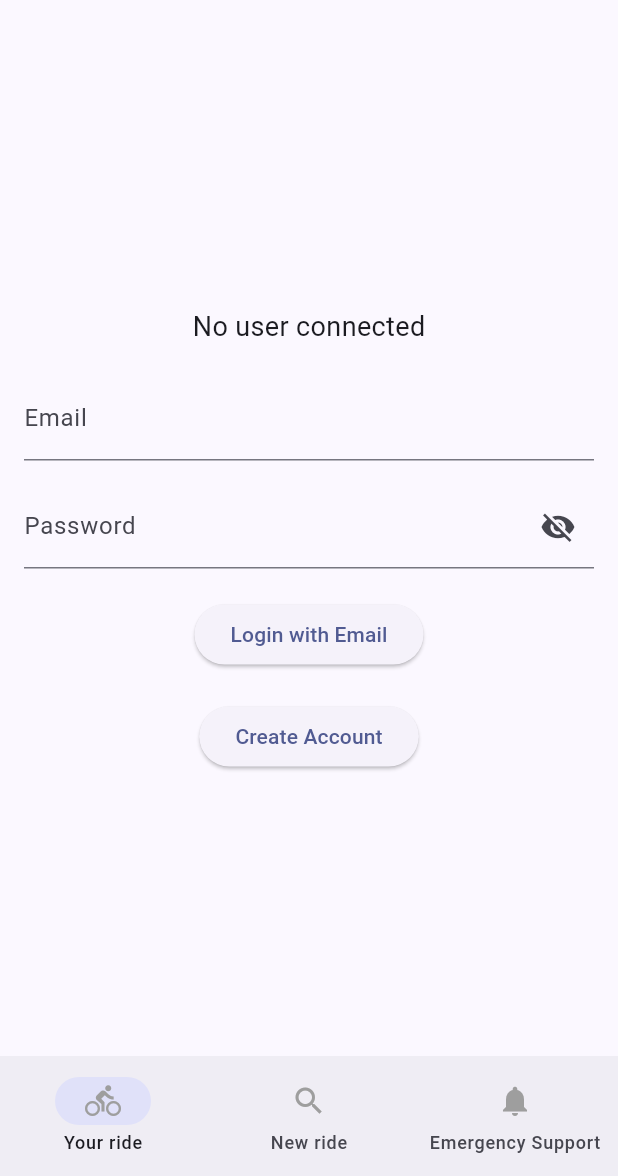
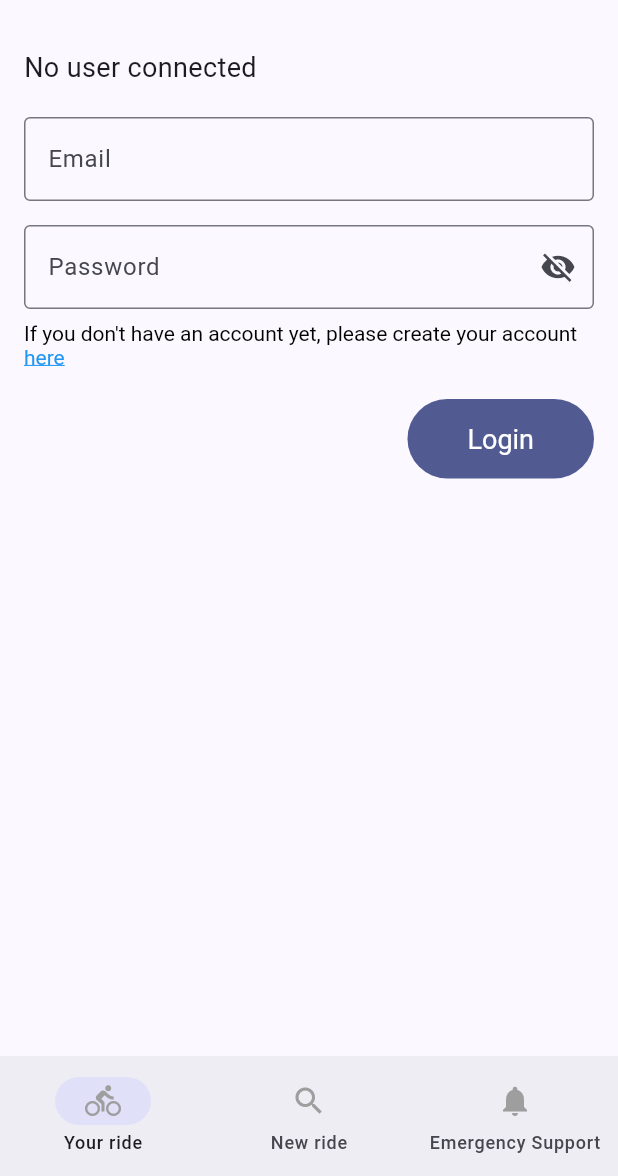
Before and after one commit to davidmarsoni/64-51-Mobile-Dev-Group1, a Flutter app: the screen it shows after launch, after a tap on "Login", on a phone screen of 412 x 824 dp, the part 60-1236 px from its top. Run offline on Flutter 3.47's test engine with Material 3 defaults, Android fonts, the phone set to English and light mode, and no system bars; our stand-ins replace firebase_auth, firebase_core, flutter_svg; accounts and stored records are empty.

Commit message:
Modify the login page and update the navigation page - Add a logout button when the user is already login - Update the login style - Update the navigation bar so it disables itself automatically.

```diff
--- a/lib/src/auth/login/login_page.dart
+++ b/lib/src/auth/login/login_page.dart
@@ -1,8 +1,10 @@
 import 'package:firebase_auth/firebase_auth.dart';
+import 'package:flutter/gestures.dart';
 import 'package:flutter/material.dart';
 import 'package:valais_roll/src/auth/create_account/create_account_page.dart';
 import 'package:valais_roll/src/services/auth_service.dart';
 import 'package:valais_roll/src/widgets/base_page.dart';
+import 'package:valais_roll/src/widgets/button.dart';
 
 class LoginPage extends StatefulWidget {
   const LoginPage({super.key});
@@ -19,6 +21,7 @@ class _LoginPageState extends State<LoginPage> {
 
   User? _currentUser;
   bool _passwordVisible = false;
+  String? passwordError;
 
   @override
   void initState() {
@@ -65,6 +68,16 @@ class _LoginPageState extends State<LoginPage> {
     );
   }
 
+  String? _validatePassword(String value) {
+    if (value.isEmpty) {
+      return 'Please enter your password';
+    }
+    if (value.length < 6) {
+      return 'Password must be at least 6 characters long';
+    }
+    return null;
+  }
+
   @override
   Widget build(BuildContext context) {
     return BasePage(
@@ -73,23 +86,42 @@ class _LoginPageState extends State<LoginPage> {
       body: Padding(
         padding: const EdgeInsets.all(16.0),
         child: Column(
-          mainAxisAlignment: MainAxisAlignment.center,
+          mainAxisAlignment: MainAxisAlignment.start,
+          crossAxisAlignment: CrossAxisAlignment.start,
           children: [
-            // Section to display the current user
-            if (_currentUser != null)
-              Text('Current User: ${_currentUser!.email}',
+             if(_currentUser != null) ...[
+                   const SizedBox(height: 20),
+                   Text('You are already logged as: ${_currentUser!.email}',
                   style: const TextStyle(fontSize: 18)),
-            if (_currentUser == null)
+                  const SizedBox(height: 8),
+                   Align(
+                     alignment: Alignment.centerLeft,
+                     child: Button(
+                       onPressed: _logout,
+                       text:'Logout',
+                       isFilled: false,
+                     ),
+                   ),
+             ],
+            if (_currentUser == null) ...[
               const Text('No user connected', style: TextStyle(fontSize: 18)),
             const SizedBox(height: 20),
             Form(
               key: _formKey,
               child: Column(
+                crossAxisAlignment: CrossAxisAlignment.start,
                 children: [
                   TextFormField(
                     controller: _emailController,
-                    decoration: const InputDecoration(labelText: 'Email'),
+                    decoration: const InputDecoration(
+                      labelText: 'Email',
+                      border: OutlineInputBorder(),
+                      focusedBorder: OutlineInputBorder(
+                        borderSide: BorderSide(color: Colors.blue),
+                      ),
+                    ),
                     keyboardType: TextInputType.emailAddress,
+                    autofillHints: [AutofillHints.email],
                     validator: (value) {
                       if (value == null || value.isEmpty) {
                         return 'Please enter your email';
@@ -105,11 +137,14 @@ class _LoginPageState extends State<LoginPage> {
                     controller: _passwordController,
                     decoration: InputDecoration(
                       labelText: 'Password',
+                      errorText: passwordError,
+                      border: const OutlineInputBorder(),
+                      focusedBorder: const OutlineInputBorder(
+                        borderSide: BorderSide(color: Colors.blue),
+                      ),
                       suffixIcon: IconButton(
                         icon: Icon(
-                          _passwordVisible
-                              ? Icons.visibility
-                              : Icons.visibility_off,
+                          _passwordVisible ? Icons.visibility : Icons.visibility_off,
                         ),
                         onPressed: () {
                           setState(() {
@@ -128,26 +163,55 @@ class _LoginPageState extends State<LoginPage> {
                       }
                       return null;
                     },
+                    onChanged: (value) {
+                      if (_passwordController.text.isNotEmpty) {
+                        setState(() {
+                          passwordError = _validatePassword(value);
+                        });
+                      }
+                    },
+                  ),
+                   Padding(
+                    padding: const EdgeInsets.only(top: 8.0),
+                    child: RichText(
+                      textAlign: TextAlign.left,
+                      text: TextSpan(
+                        text: "If you don't have an account yet, please create your account ",
+                        style: const TextStyle(color: Colors.black, fontSize: 14),
+                        children: [
+                          TextSpan(
+                            text: 'here',
+                            style: const TextStyle(
+                              color: Colors.blue,
+                              decoration: TextDecoration.underline,
+                            ),
+                            recognizer: TapGestureRecognizer()
+                              ..onTap = () {
+                                Navigator.push(
+                                  context,
+                                  MaterialPageRoute(
+                                    builder: (context) => const CreateAccountPage(),
+                                  ),
+                                );
+                              },
+                          ),
+                        ],
+                      ),
+                    ),
                   ),
                   const SizedBox(height: 20),
-                  ElevatedButton(
-                    onPressed: _loginWithEmail,
-                    child: const Text('Login with Email'),
-                  ),
-                  const SizedBox(height: 20),
-                  ElevatedButton(
-                    onPressed: () {
-                      Navigator.push(
-                        context,
-                        MaterialPageRoute(
-                            builder: (context) => const CreateAccountPage()),
-                      );
-                    },
-                    child: const Text('Create Account'),
+                  Align(
+                    alignment: Alignment.centerRight,
+                    child: Button(
+
+                      onPressed: _loginWithEmail,
+                      text:'Login',
+                    ),
                   ),
                 ],
               ),
             ),
+            ],
           ],
         ),
       ),
--- a/lib/src/welcome/home_page.dart
+++ b/lib/src/welcome/home_page.dart
@@ -7,7 +7,6 @@ class MyHomePage extends StatelessWidget {
   @override
   Widget build(BuildContext context) {
     return const BasePage(
-      title: 'ValaisRoll',
       body: Padding(
         padding: EdgeInsets.all(20.0),
         child: Column(
@@ -15,14 +14,13 @@ class MyHomePage extends StatelessWidget {
           crossAxisAlignment: CrossAxisAlignment.start,
           children: [
             Text(
-              'Welcome to ValaisRoll!',
+              'Home page',
               style: TextStyle(fontSize: 24, fontWeight: FontWeight.bold),
             ),
             SizedBox(height: 20),
           ],
         ),
       ),
-      isBottomNavBarEnabled: false,
     );
   }
 }
--- a/lib/src/widgets/nav_bar.dart
+++ b/lib/src/widgets/nav_bar.dart
@@ -1,10 +1,14 @@
 import 'package:flutter/material.dart';
+import 'package:firebase_auth/firebase_auth.dart';
 import 'package:valais_roll/src/others/emergency_support_page.dart'; // Import the emergency support page
 
 class BottomNavBar extends StatefulWidget {
   final bool isEnabled;
 
-  const BottomNavBar({super.key, required this.isEnabled});
+  const BottomNavBar({
+    super.key,
+    required this.isEnabled,
+  });
 
   @override
   _BottomNavBarState createState() => _BottomNavBarState();
@@ -12,48 +16,54 @@ class BottomNavBar extends StatefulWidget {
 
 class _BottomNavBarState extends State<BottomNavBar> {
   int _currentIndex = 0;
+  User? _currentUser;
+
+  @override
+  void initState() {
+    super.initState();
+    _currentUser = FirebaseAuth.instance.currentUser;
+  }
 
   @override
   Widget build(BuildContext context) {
+    bool navBarEnabled = _currentUser != null && widget.isEnabled;
+
     return NavigationBar(
       selectedIndex: _currentIndex,
       onDestinationSelected: (int index) {
-        if (widget.isEnabled) {
+        if (navBarEnabled) {
           setState(() {
             _currentIndex = index;
           });
 
-          // Handle navigation based on selected index
           if (index == 2) {
-            // Navigate to Emergency Support page if index is 2
             Navigator.push(
               context,
               MaterialPageRoute(
                   builder: (context) => const EmergencySupportPage()),
             );
           }
-          // Add more navigation logic for other pages here if needed
         }
       },
       destinations: <NavigationDestination>[
         NavigationDestination(
           icon: Icon(
             Icons.directions_bike,
-            color: widget.isEnabled ? null : Colors.grey,
+            color: navBarEnabled ? null : Colors.grey,
           ),
           label: 'Your ride',
         ),
         NavigationDestination(
           icon: Icon(
             Icons.search,
-            color: widget.isEnabled ? null : Colors.grey,
+            color: navBarEnabled ? null : Colors.grey,
           ),
           label: 'New ride',
         ),
         NavigationDestination(
           icon: Icon(
             Icons.notifications,
-            color: widget.isEnabled ? null : Colors.grey,
+            color: navBarEnabled ? null : Colors.grey,
           ),
           label: 'Emergency Support',
         ),
```
